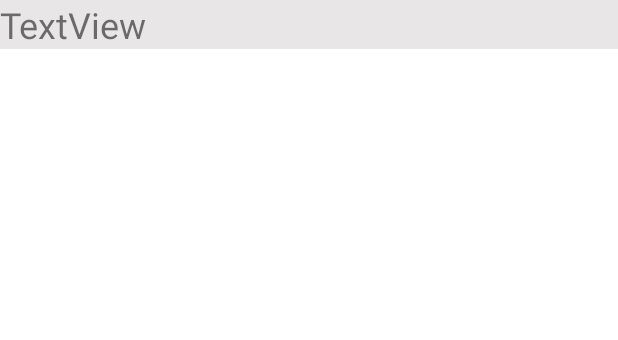
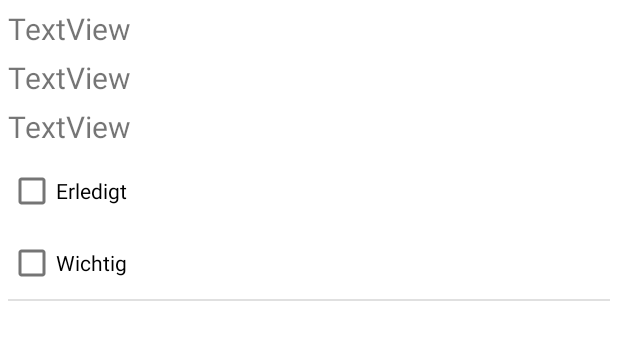
Before and after one commit to ChristianKitte/Yatol, an Android app: the layout fragment_todo_listitem.xml on its own in the app's theme, with its tools: preview values and no code run, on a phone screen of 412 x 824 dp. Shown: the top 340 px of the screen. Run offline under Robolectric (Android 15) with nearby library versions, the phone set to English and light mode, and no system bars.

Commit message:
Listenansicht vervollständig, Bottom Menü Version 1 implementiert

```diff
--- a/app/src/main/java/de/ckitte/myapplication/surface/EditToDo.kt
+++ b/app/src/main/java/de/ckitte/myapplication/surface/EditToDo.kt
@@ -17,7 +17,7 @@ private const val ARG_PARAM2 = "param2"
  * Use the [EditToDo.newInstance] factory method to
  * create an instance of this fragment.
  */
-class EditToDo : Fragment() {
+class EditToDo : Fragment(R.layout.fragment_edit_todo) {
     // TODO: Rename and change types of parameters
     private var param1: String? = null
     private var param2: String? = null
--- a/app/src/main/res/layout/fragment_todo_list.xml
+++ b/app/src/main/res/layout/fragment_todo_list.xml
@@ -11,9 +11,9 @@
         android:id="@+id/rvtodoitems"
         android:layout_width="match_parent"
         android:layout_height="match_parent"
-        android:background="#EC901F"
         app:layout_constraintBottom_toBottomOf="parent"
         app:layout_constraintEnd_toEndOf="parent"
         app:layout_constraintStart_toStartOf="parent"
         app:layout_constraintTop_toTopOf="parent" />
+
 </androidx.constraintlayout.widget.ConstraintLayout>
--- a/app/src/main/res/layout/fragment_todo_listitem.xml
+++ b/app/src/main/res/layout/fragment_todo_listitem.xml
@@ -1,13 +1,50 @@
 <?xml version="1.0" encoding="utf-8"?>
 <LinearLayout xmlns:android="http://schemas.android.com/apk/res/android"
     android:layout_width="match_parent"
-    android:layout_height="wrap_content">
+    android:layout_height="wrap_content"
+    android:layout_margin="5sp"
+    android:orientation="vertical">
 
     <TextView
-        android:id="@+id/tvContent"
+        android:id="@+id/tvTitle"
         android:layout_width="match_parent"
         android:layout_height="wrap_content"
-        android:background="#E8E6E6"
+        android:layout_marginBottom="5sp"
         android:text="TextView"
-        android:textSize="24sp" />
+        android:textSize="20sp" />
+
+    <TextView
+        android:id="@+id/tvDescription"
+        android:layout_width="match_parent"
+        android:layout_height="wrap_content"
+        android:layout_marginBottom="5sp"
+        android:text="TextView"
+        android:textSize="20sp" />
+
+    <TextView
+        android:id="@+id/tvDoUntil"
+        android:layout_width="match_parent"
+        android:layout_height="wrap_content"
+        android:layout_marginBottom="5sp"
+        android:text="TextView"
+        android:textSize="20sp" />
+
+    <CheckBox
+        android:id="@+id/checkIsDone"
+        android:layout_width="wrap_content"
+        android:layout_height="wrap_content"
+        android:text="Erledigt" />
+
+    <CheckBox
+        android:id="@+id/checkIsFavourite"
+        android:layout_width="wrap_content"
+        android:layout_height="wrap_content"
+        android:text="Wichtig" />
+
+    <View
+        android:id="@+id/divider"
+        android:layout_width="match_parent"
+        android:layout_height="1dp"
+        android:background="?android:attr/listDivider" />
+
 </LinearLayout>
```
Also changed, not shown: app/build.gradle (+3 -9 lines), app/src/main/java/de/ckitte/myapplication/startup/MainActivity.kt (+27 -0 lines), app/src/main/java/de/ckitte/myapplication/viewadapter/ToDoListViewAdapter.kt (+7 -2 lines), app/src/main/res/layout/fragment_content.xml (+28 -2 lines), app/src/main/res/menu/menu_bottom.xml (added, +26 -0 lines), app/src/main/res/menu/menu_main.xml (+5 -8 lines).
